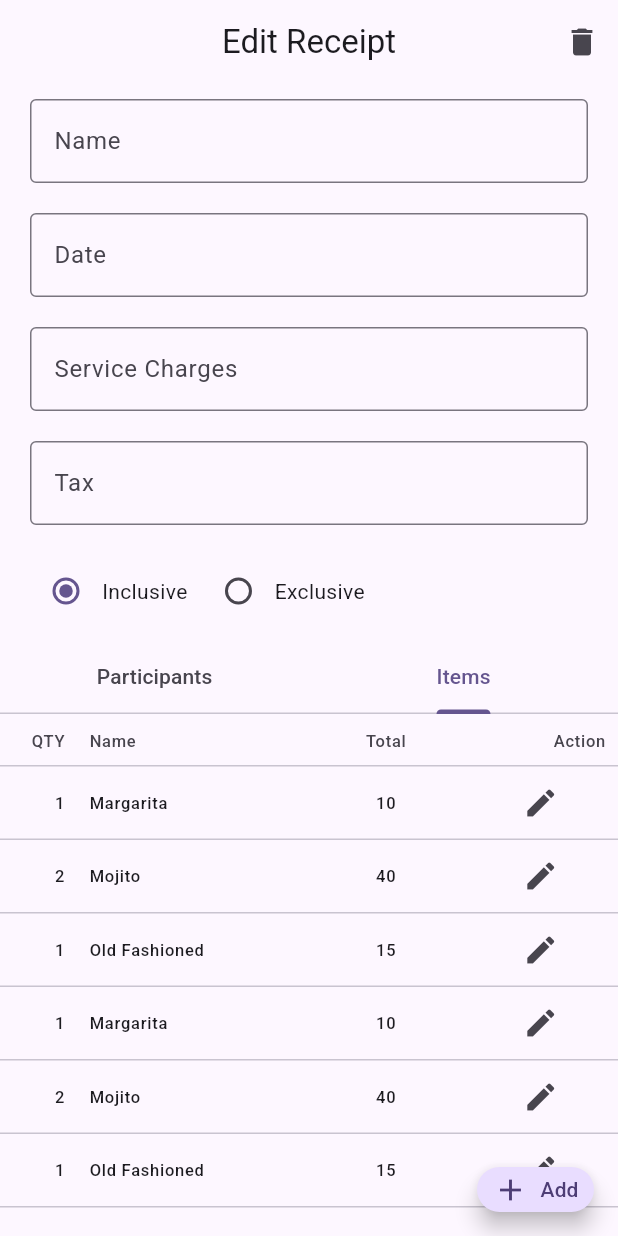
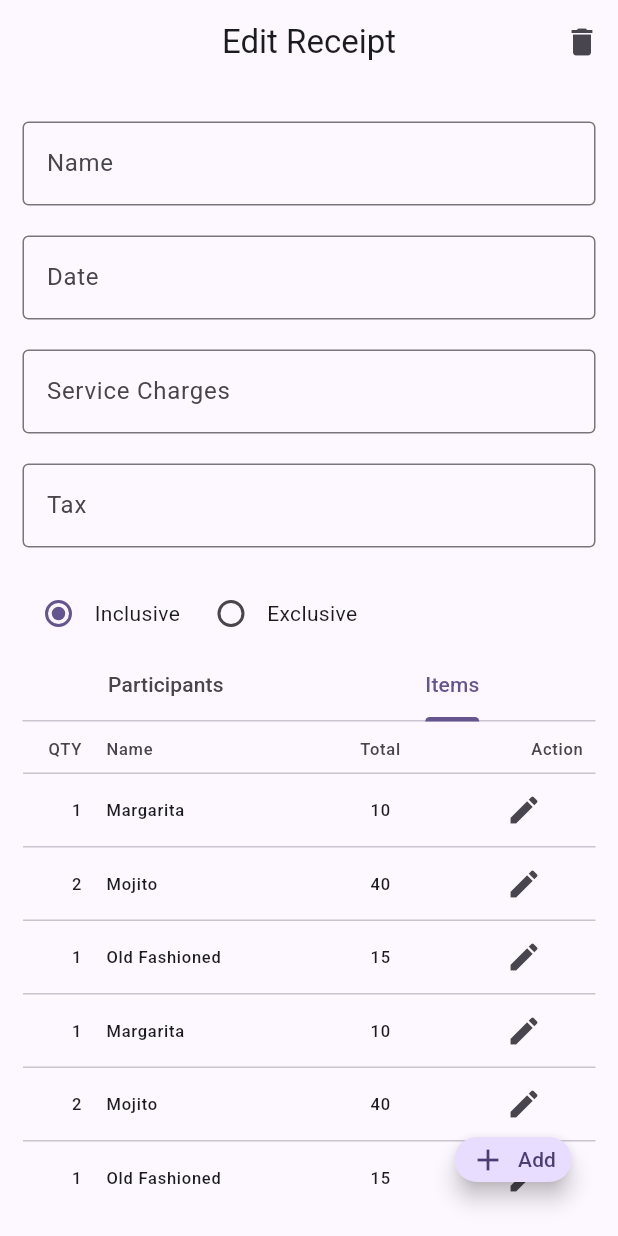
Before and after one commit to Dev-Pentagon/Receipt-Splitter, a Flutter app: the screen it shows after launch, tab 2 chosen, on a phone screen of 412 x 824 dp. Run offline on Flutter 3.47's test engine with Material 3 defaults, Android fonts, the phone set to English and light mode, and no system bars; our stand-ins replace flutter_bloc, go_router.

Commit message:
align UI to others

```diff
--- a/receipt_splitter/lib/model/receipt.dart
+++ b/receipt_splitter/lib/model/receipt.dart
@@ -2,6 +2,7 @@
   final int id;
   final String name;
   final DateTime date;
+  // TODO: add List<Participant> participants; List<MenuItem> items;
 
   Receipt({required this.id, required this.name, required this.date});
 }
--- a/receipt_splitter/lib/module/receipt_detail/common/participants_item_widget.dart
+++ b/receipt_splitter/lib/module/receipt_detail/common/participants_item_widget.dart
@@ -4,7 +4,7 @@
 import 'package:receipt_splitter/constants/strings.dart';
 import 'package:receipt_splitter/model/menu_item.dart';
 import 'package:receipt_splitter/model/participant.dart';
-import 'package:receipt_splitter/module/receipt_detail/common/participant_avatar.dart';
+import 'package:receipt_splitter/module/receipt_detail/common/participant_list_view.dart';
 import 'package:receipt_splitter/module/receipt_detail/common/table_widget.dart';
 
 class ParticipantsItemWidget extends StatefulWidget {
@@ -219,22 +219,11 @@
   }
 
   Widget _buildParticipantsListView(List<Participant> participants, String tab) {
-    return Padding(
-      padding: const EdgeInsets.symmetric(horizontal: 16.0),
-      child: ListView.separated(
-        itemBuilder:
-            (context, index) => Row(
-              children: [
-                ParticipantAvatar(participant: participants[index], width: 40, height: 40),
-                SizedBox(width: 16),
-                Text(participants[index].name),
-                Spacer(),
-                IconButton(icon: const Icon(Icons.edit), onPressed: () => _showEditBottomSheet<Participant>(data: participants[index], index: index)),
-              ],
-            ),
-        separatorBuilder: (context, index) => Divider(),
-        itemCount: participants.length,
-      ),
+    return ParticipantListView(
+      participants: participants,
+      icon: const Icon(Icons.edit),
+      action: (index) => _showEditBottomSheet<Participant>(data: participants[index], index: index),
+      physics: const AlwaysScrollableScrollPhysics(),
     );
   }
 }
--- a/receipt_splitter/lib/module/receipt_detail/screen/receipt_form_screen.dart
+++ b/receipt_splitter/lib/module/receipt_detail/screen/receipt_form_screen.dart
@@ -3,6 +3,7 @@
 import 'package:go_router/go_router.dart';
 import 'package:receipt_splitter/common/custom_radio_button.dart';
 import 'package:receipt_splitter/common/custom_text_field_widget.dart';
+import 'package:receipt_splitter/common/layout_builder_widget.dart';
 import 'package:receipt_splitter/constants/strings.dart';
 import 'package:receipt_splitter/model/tax_type.dart';
 import 'package:receipt_splitter/module/receipt_detail/common/participants_item_widget.dart';
@@ -53,12 +54,11 @@
           DialogService.showConfirmationDialog(context: context, title: DELETE_RECEIPT, message: DELETE_RECEIPT_MESSAGE, onConfirm: () {});
         }, icon: Icon(Icons.delete))],
       ),
-      body: Form(
+      body: LayoutBuilderWidget(
+        child: Form(
           child: Column(
             children: [
-            Padding(
-              padding: const EdgeInsets.symmetric(horizontal: 20.0, vertical: 10.0),
-              child: Column(
+              Column(
                 children: [
                   CustomTextFieldWidget(label: NAME),
                   CustomSpaceWidget(),
@@ -93,9 +93,14 @@
                   ),
                 ],
               ),
+              isNew
+                  ? SizedBox.shrink()
+                  : Expanded(child: ParticipantsItemWidget()),
+            ],
           ),
-            isNew ? Spacer() : SizedBox.shrink(),
-            isNew
+        ),
+      ),
+      bottomNavigationBar: isNew
           ? Container(
               color: Theme.of(context).colorScheme.surfaceContainer,
               width: double.infinity,
@@ -113,10 +118,7 @@
                 ],
               ),
             )
-                : Expanded(child: ParticipantsItemWidget()),
-          ],
-        ),
-      ),
+          : null,
     );
   }
 }
```
Also changed, not shown: receipt_splitter/lib/module/receipt_list/screen/receipt_list_screen.dart (+11 -8 lines). Lines whose indentation alone changed are shown as unchanged.
